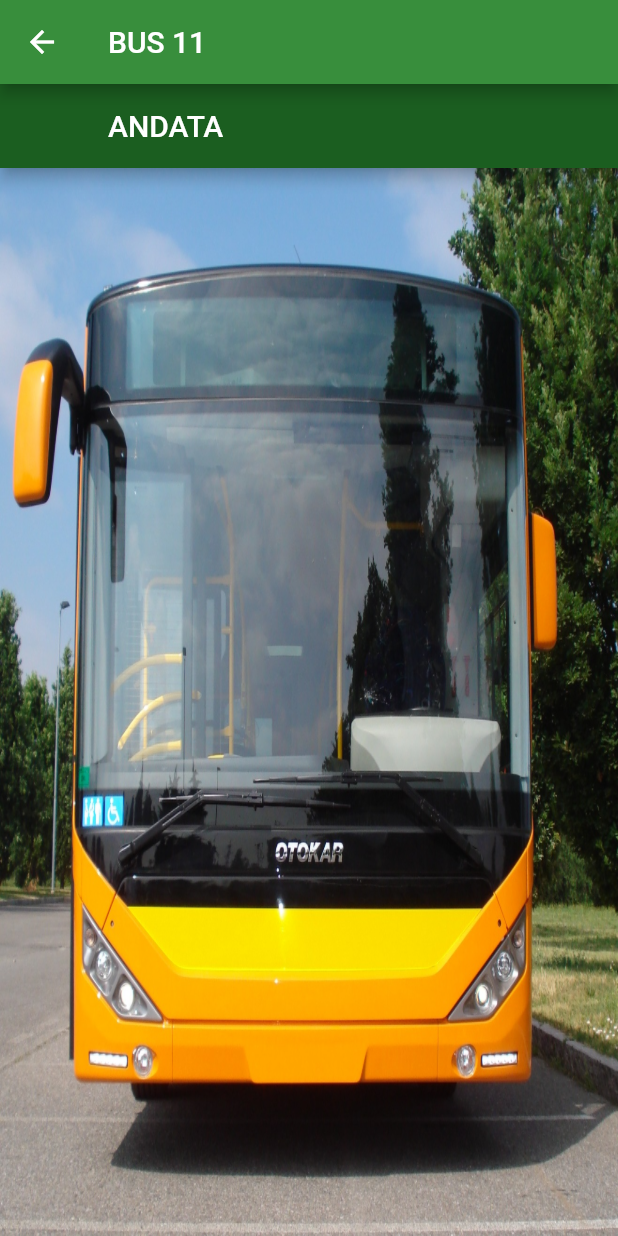
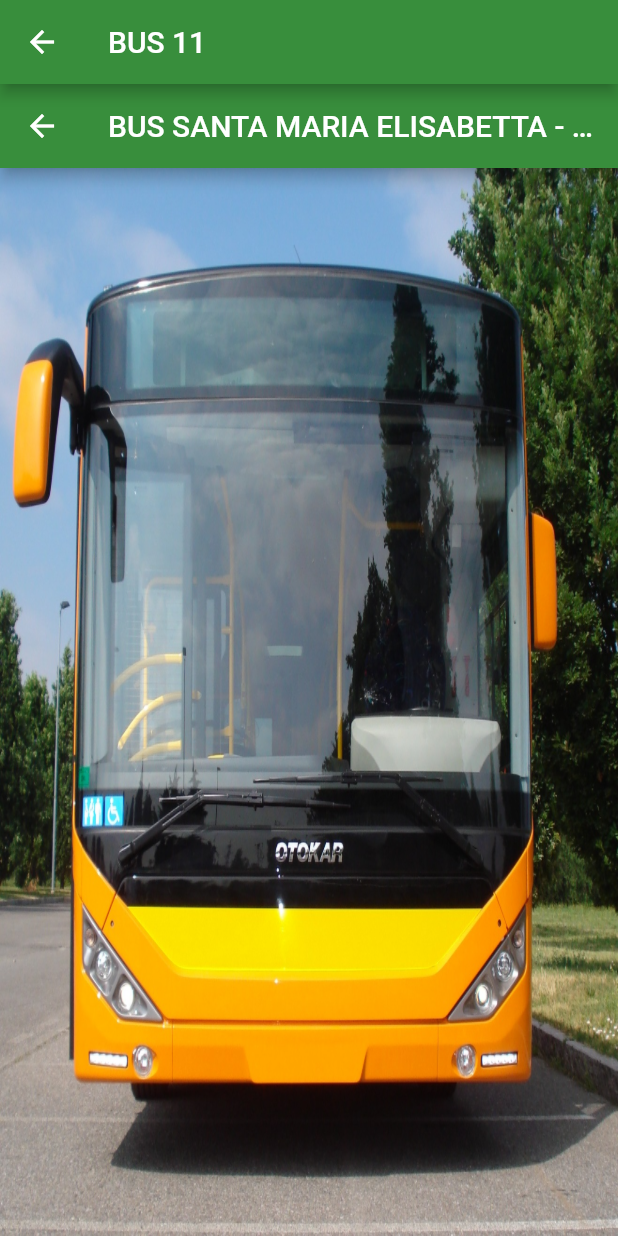
Before and after one commit to Zuccante-Web-App/Ritardi-bus, a Flutter app: the screen it shows after launch, after a tap on "11", on a phone screen of 412 x 824 dp. Run offline on Flutter 3.47's test engine with Material 2 defaults, Android fonts, the phone set to English and light mode, and no system bars.

Commit message:
inizio pagina_bus

```diff
--- a/socialbus/prova/lib/pages/pagina_bus.dart
+++ b/socialbus/prova/lib/pages/pagina_bus.dart
@@ -20,13 +20,16 @@ class _PaginaBusState extends State<PaginaBus> {
             title: Text('BUS $nomeBus'),
             backgroundColor: Colors.green[700],
           ),
-          body: PageView(
-            children: <Widget>[
-              Scaffold(
+          body: PageView.builder(
+              itemCount: bus.length,
+              itemBuilder: (BuildContext context, int index) {
+                String tratta=bus[index].routeLongName.toUpperCase();
+                return Scaffold(
                   appBar: AppBar(
-                  leading: Container(),
-                  title: Text('ANDATA'),
-                  backgroundColor: Colors.green[900],
+                    title: Text('BUS $tratta',
+                    style: TextStyle(fontSize: 20),
+                    ),
+                    backgroundColor: Colors.green[700],
                   ),
                   body: Stack(
                     children: <Widget>[
@@ -45,35 +48,26 @@ class _PaginaBusState extends State<PaginaBus> {
                       )
                     ],
                   ),
-              ),
-              Scaffold(
-                appBar: AppBar(
-                  leading: Container(),
-                  title: Text('RITORNO'),
-                  backgroundColor: Colors.green[900],
-                ),
-                body: Stack(
+                );
+              })),
+    );
+  }
+}
+
+/* Stack(
                   children: <Widget>[
                     Center(
                       child: new Image.asset(
-                        'assets/image/bus-dietro.jpg',
+                        'assets/image/kent-vista-frontale1.jpg',
                         width: _size.width,
                         height: _size.height,
                         fit: BoxFit.fill,
                       ),
                     ),
-                    Center(
-                      child: Text("This is a Text",
-                          style: TextStyle(
-                              fontWeight: FontWeight.bold,
-                              fontSize: 28.0,
-                              color: Colors.white)),
+                    Container(
+                      child: ListView(
+                        children: <Widget>[],
                       ),
+                    )
                   ],
-                ),
-              ),
-            ],
-          )),
-    );
-  }
-}
+                ),*/
```
Lines whose indentation alone changed are shown as unchanged.
